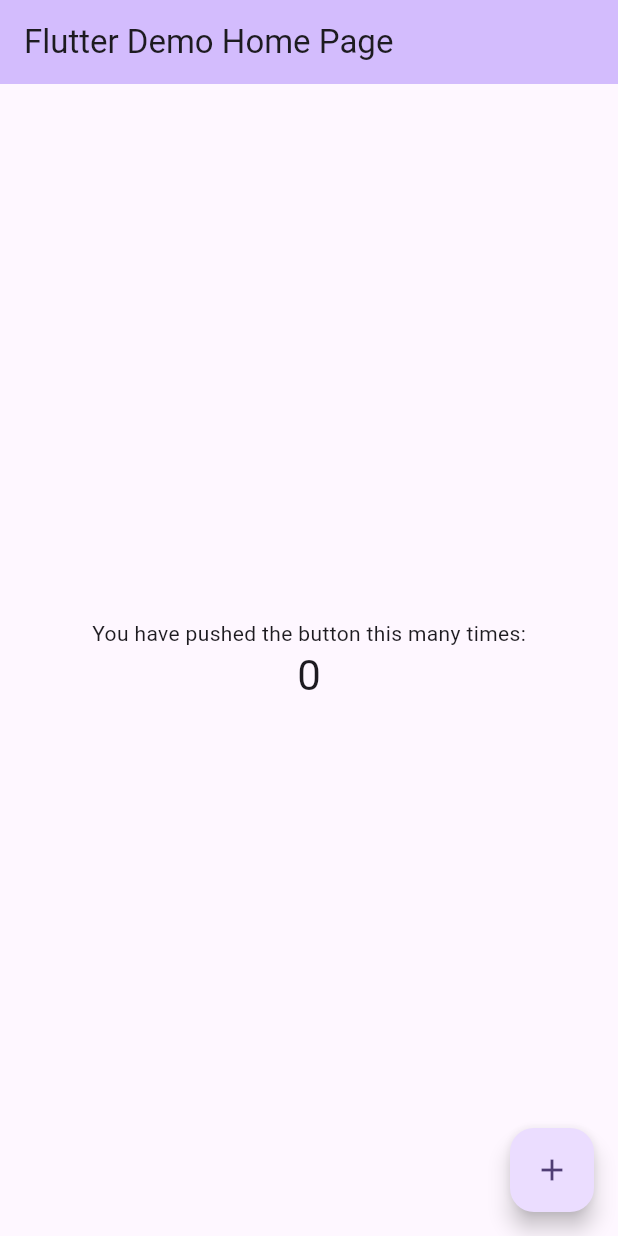
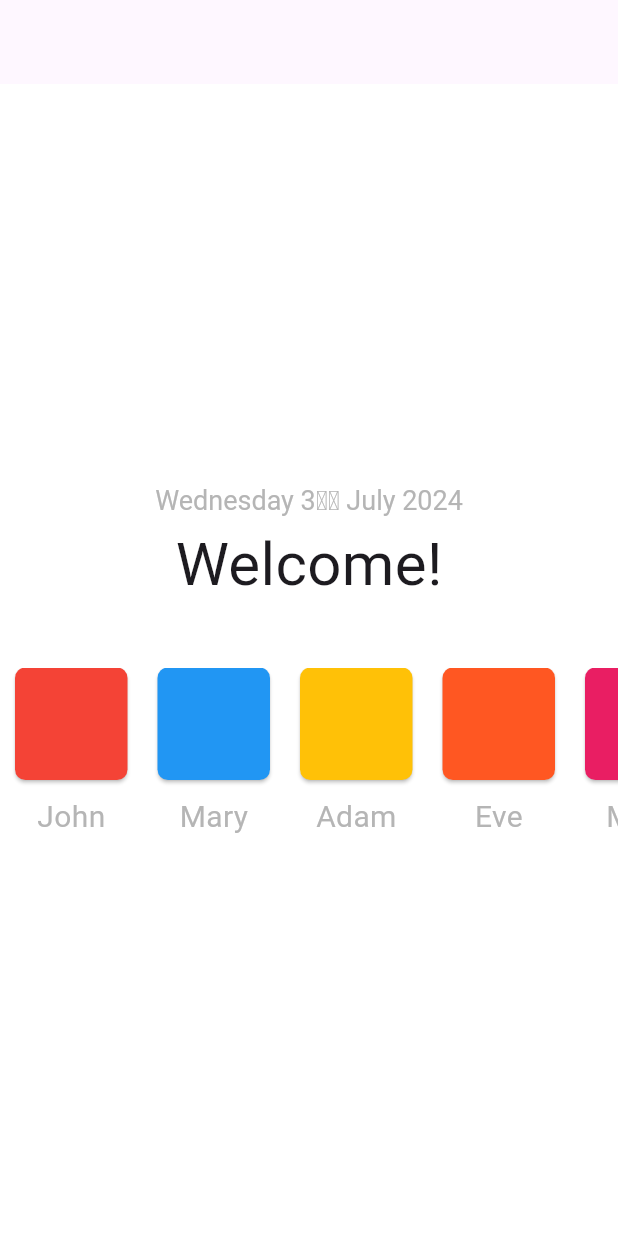
Before and after one commit to tri27pham/TravelPlanner, a Flutter app: the screen it shows after launch, on a phone screen of 412 x 824 dp. Run offline on Flutter 3.47's test engine with Material 3 defaults, Android fonts, the phone set to English and light mode, and no system bars.

Commit message:
create initial welcome page

```diff
--- /dev/null
+++ b/travel_app/lib/home.dart
@@ -0,0 +1,152 @@
+import 'package:flutter/material.dart';
+import 'package:intl/intl.dart';
+
+class MyHomePage extends StatefulWidget {
+  const MyHomePage({super.key, required this.title});
+
+  final String title;
+
+  @override
+  State<MyHomePage> createState() => _MyHomePageState();
+}
+
+class _MyHomePageState extends State<MyHomePage> {
+  final Map<String, String> unicodeSuperscript = {
+    '1': '\u00B9',
+    '2': '\u00B2',
+    '3': '\u00B3',
+    't': '\u1d57',
+    'h': '\u02b0',
+    's': '\u02e2',
+    'n': '\u207f',
+    'r': '\u02b3',
+    'd': '\u1d48',
+  };
+
+  String getDaySuffix(int day) {
+    if (day >= 11 && day <= 13) {
+      return 'th';
+    }
+    switch (day % 10) {
+      case 1:
+        return 'st';
+      case 2:
+        return 'nd';
+      case 3:
+        return 'rd';
+      default:
+        return 'th';
+    }
+  }
+
+  String toSuperscript(String input) {
+    return input
+        .split('')
+        .map((char) => unicodeSuperscript[char] ?? char)
+        .join('');
+  }
+
+  Widget DateWidget() {
+    DateTime now = DateTime.now();
+    String day = DateFormat('d').format(now);
+    String daySuffix = toSuperscript(getDaySuffix(now.day));
+
+    return Padding(
+      padding: EdgeInsets.fromLTRB(0, 2, 0, 2),
+      child: RichText(
+        text: TextSpan(
+          style: TextStyle(
+            fontSize: 18,
+            color: Color.fromARGB(255, 181, 181, 181),
+          ),
+          children: [
+            TextSpan(text: DateFormat('EEEE ').format(now)),
+            TextSpan(text: day),
+            TextSpan(text: daySuffix),
+            TextSpan(text: DateFormat(' MMMM yyyy').format(now)),
+          ],
+        ),
+      ),
+    );
+  }
+
+  Widget ProfileWidget(String name, Color color) {
+    return Padding(
+        padding: EdgeInsets.fromLTRB(10, 0, 10, 0),
+        child: Column(
+          children: [
+            ElevatedButton(
+              onPressed: () {
+                // Perform some action
+              },
+              style: ElevatedButton.styleFrom(
+                fixedSize: Size(75, 75),
+                primary: color,
+                shape: RoundedRectangleBorder(
+                  borderRadius:
+                      BorderRadius.circular(7), // Example of rounded corners
+                ),
+              ),
+              child: Text(''),
+            ),
+            Padding(
+              padding: EdgeInsets.fromLTRB(0, 10, 0, 0),
+              child: Text(
+                name,
+                style: TextStyle(
+                  fontSize: 20,
+                  color: Color.fromARGB(255, 181, 181, 181),
+                ),
+              ),
+            ),
+          ],
+        ));
+  }
+
+  Widget ProfilesWidget() {
+    return Container(
+      padding: EdgeInsets.fromLTRB(0, 0, 0, 0),
+      child: SingleChildScrollView(
+        scrollDirection: Axis.horizontal,
+        child: Row(
+          mainAxisAlignment: MainAxisAlignment.center,
+          children: [
+            ProfileWidget('John', Colors.red),
+            ProfileWidget('Mary', Colors.blue),
+            ProfileWidget('Adam', Colors.amber),
+            ProfileWidget('Eve', Colors.deepOrange),
+            ProfileWidget('Mum', Colors.pink),
+            ProfileWidget('Dad', Colors.deepPurple),
+          ],
+        ),
+      ),
+    );
+  }
+
+  Widget WelcomeTextWidget() {
+    return Padding(
+      padding: EdgeInsets.fromLTRB(0, 2, 0, 40),
+      child: Text(
+        'Welcome!',
+        style: TextStyle(fontSize: 40, fontWeight: FontWeight.w400),
+      ),
+    );
+  }
+
+  @override
+  Widget build(BuildContext context) {
+    return Scaffold(
+      appBar: AppBar(),
+      body: Center(
+        child: Column(
+          mainAxisAlignment: MainAxisAlignment.center,
+          children: [
+            DateWidget(),
+            WelcomeTextWidget(),
+            ProfilesWidget(),
+          ],
+        ),
+      ),
+    );
+  }
+}
--- a/travel_app/lib/main.dart
+++ b/travel_app/lib/main.dart
@@ -1,4 +1,5 @@
 import 'package:flutter/material.dart';
+import 'home.dart';
 
 void main() {
   runApp(const MyApp());
@@ -11,115 +12,9 @@ class MyApp extends StatelessWidget {
   @override
   Widget build(BuildContext context) {
     return MaterialApp(
-      title: 'Flutter Demo',
-      theme: ThemeData(
-        // This is the theme of your application.
-        //
-        // TRY THIS: Try running your application with "flutter run". You'll see
-        // the application has a purple toolbar. Then, without quitting the app,
-        // try changing the seedColor in the colorScheme below to Colors.green
-        // and then invoke "hot reload" (save your changes or press the "hot
-        // reload" button in a Flutter-supported IDE, or press "r" if you used
-        // the command line to start the app).
-        //
-        // Notice that the counter didn't reset back to zero; the application
-        // state is not lost during the reload. To reset the state, use hot
-        // restart instead.
-        //
-        // This works for code too, not just values: Most code changes can be
-        // tested with just a hot reload.
-        colorScheme: ColorScheme.fromSeed(seedColor: Colors.deepPurple),
-        useMaterial3: true,
-      ),
-      home: const MyHomePage(title: 'Flutter Demo Home Page'),
+      home: MyHomePage(title: ''),
+      theme: new ThemeData(
+          scaffoldBackgroundColor: Color.fromARGB(255, 255, 255, 255)),
     );
   }
 }
-
-class MyHomePage extends StatefulWidget {
-  const MyHomePage({super.key, required this.title});
-
-  // This widget is the home page of your application. It is stateful, meaning
-  // that it has a State object (defined below) that contains fields that affect
-  // how it looks.
-
-  // This class is the configuration for the state. It holds the values (in this
-  // case the title) provided by the parent (in this case the App widget) and
-  // used by the build method of the State. Fields in a Widget subclass are
-  // always marked "final".
-
-  final String title;
-
-  @override
-  State<MyHomePage> createState() => _MyHomePageState();
-}
-
-class _MyHomePageState extends State<MyHomePage> {
-  int _counter = 0;
-
-  void _incrementCounter() {
-    setState(() {
-      // This call to setState tells the Flutter framework that something has
-      // changed in this State, which causes it to rerun the build method below
-      // so that the display can reflect the updated values. If we changed
-      // _counter without calling setState(), then the build method would not be
-      // called again, and so nothing would appear to happen.
-      _counter++;
-    });
-  }
-
-  @override
-  Widget build(BuildContext context) {
-    // This method is rerun every time setState is called, for instance as done
-    // by the _incrementCounter method above.
-    //
-    // The Flutter framework has been optimized to make rerunning build methods
-    // fast, so that you can just rebuild anything that needs updating rather
-    // than having to individually change instances of widgets.
-    return Scaffold(
-      appBar: AppBar(
-        // TRY THIS: Try changing the color here to a specific color (to
-        // Colors.amber, perhaps?) and trigger a hot reload to see the AppBar
-        // change color while the other colors stay the same.
-        backgroundColor: Theme.of(context).colorScheme.inversePrimary,
-        // Here we take the value from the MyHomePage object that was created by
-        // the App.build method, and use it to set our appbar title.
-        title: Text(widget.title),
-      ),
-      body: Center(
-        // Center is a layout widget. It takes a single child and positions it
-        // in the middle of the parent.
-        child: Column(
-          // Column is also a layout widget. It takes a list of children and
-          // arranges them vertically. By default, it sizes itself to fit its
-          // children horizontally, and tries to be as tall as its parent.
-          //
-          // Column has various properties to control how it sizes itself and
-          // how it positions its children. Here we use mainAxisAlignment to
-          // center the children vertically; the main axis here is the vertical
-          // axis because Columns are vertical (the cross axis would be
-          // horizontal).
-          //
-          // TRY THIS: Invoke "debug painting" (choose the "Toggle Debug Paint"
-          // action in the IDE, or press "p" in the console), to see the
-          // wireframe for each widget.
-          mainAxisAlignment: MainAxisAlignment.center,
-          children: <Widget>[
-            const Text(
-              'You have pushed the button this many times:',
-            ),
-            Text(
-              '$_counter',
-              style: Theme.of(context).textTheme.headlineMedium,
-            ),
-          ],
-        ),
-      ),
-      floatingActionButton: FloatingActionButton(
-        onPressed: _incrementCounter,
-        tooltip: 'Increment',
-        child: const Icon(Icons.add),
-      ), // This trailing comma makes auto-formatting nicer for build methods.
-    );
-  }
-}
--- a/travel_app/pubspec.yaml
+++ b/travel_app/pubspec.yaml
@@ -35,6 +35,7 @@ dependencies:
   # The following adds the Cupertino Icons font to your application.
   # Use with the CupertinoIcons class for iOS style icons.
   cupertino_icons: ^1.0.2
+  intl: ^0.19.0
 
 dev_dependencies:
   flutter_test:
```
Also changed, not shown: travel_app/pubspec.lock.
